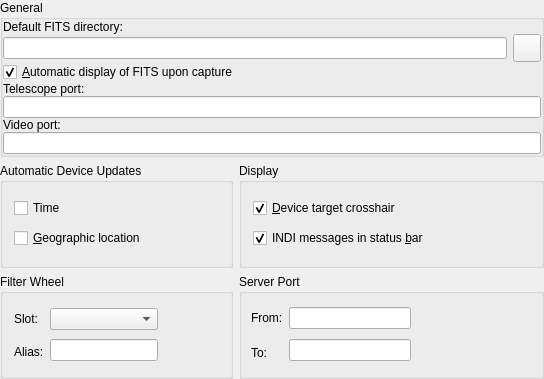
Qt form kstars/indiconf.ui (KDE/kstars) before a commit.
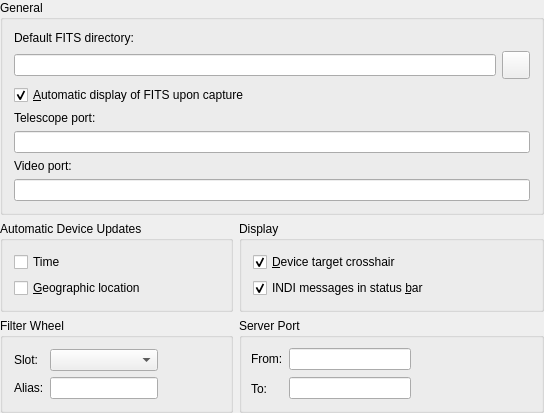
The same form after that commit.

```diff
--- a/kstars/indiconf.ui
+++ b/kstars/indiconf.ui
@@ -100,10 +100,10 @@
      </property>
      <layout class="QVBoxLayout" >
       <property name="margin" >
-       <number>0</number>
+       <number>11</number>
       </property>
       <property name="spacing" >
-       <number>0</number>
+       <number>6</number>
       </property>
       <item>
        <widget class="QLabel" name="fitsLabel" >
```
